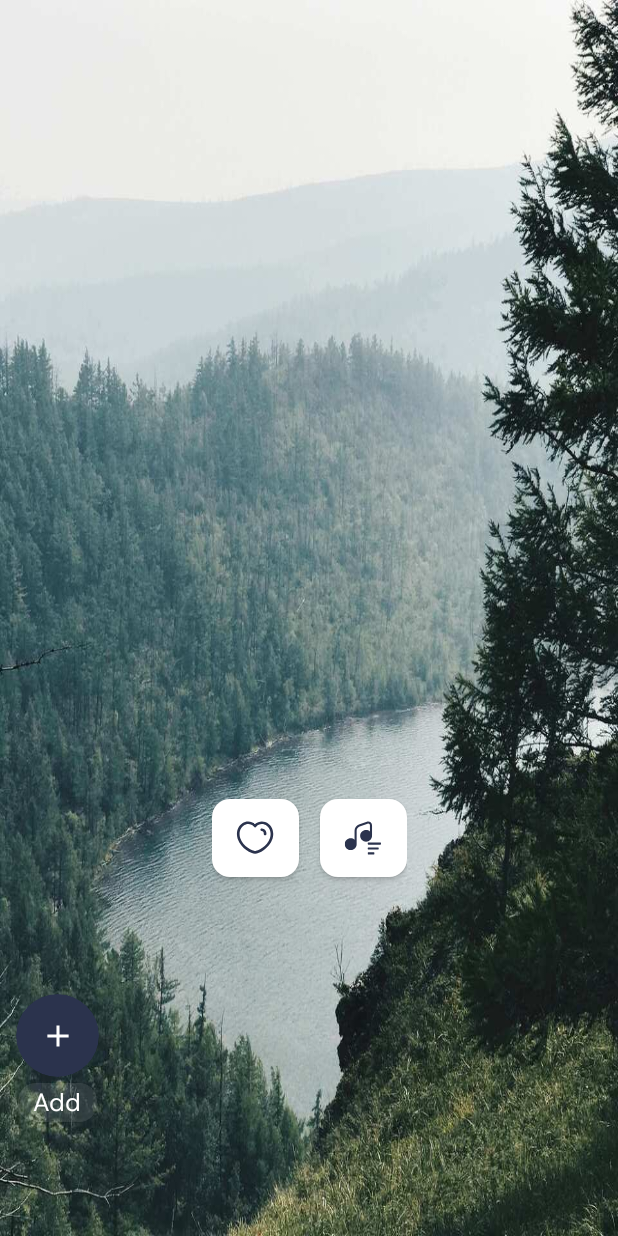
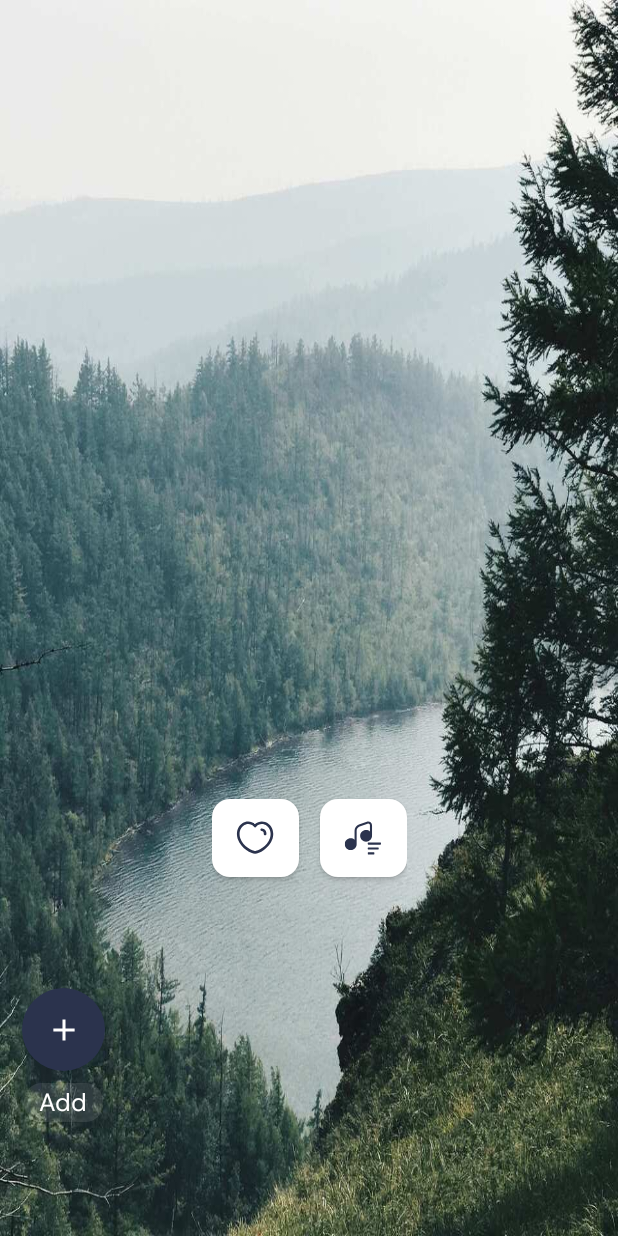
Before and after one commit to DmytroDyshuk/MotivationApp, an Android app: the screen it shows after launch (AppActivity), after a tap on an icon or button, on a phone screen of 412 x 824 dp. Run offline under Robolectric (Android 15) with nearby library versions, the phone set to English and light mode, and no system bars; our stand-ins replace Dagger/Hilt's generated code, Room's generated code, Timber, sdp/ssp sizes; libraries missing offline, so code that uses them is left out: com.github.anrwatchdog, dev.chrisbanes.insetter; pictures from the network do not load; 5 statements that could not run were skipped.

Commit message:
FavouriteSoundListAdapter updated, SoundPlayer code refactoring

```diff
--- a/app/src/main/java/com/motivation/affirmations/data/repository/SoundCategoryRepositoryImpl.kt
+++ b/app/src/main/java/com/motivation/affirmations/data/repository/SoundCategoryRepositoryImpl.kt
@@ -18,7 +18,7 @@ import javax.inject.Inject
 import javax.inject.Singleton
 
 @Singleton
-class SoundCategoryRepositoryImpl@Inject constructor(
+class SoundCategoryRepositoryImpl @Inject constructor(
     private val soundCategoryApi: SoundCategoryApi,
     private val soundCategoryDao: SoundCategoryDao,
     @IoDispatcher private val ioDispatcher: CoroutineDispatcher
--- a/app/src/main/java/com/motivation/affirmations/domain/model/Sound.kt
+++ b/app/src/main/java/com/motivation/affirmations/domain/model/Sound.kt
@@ -14,7 +14,8 @@ data class Sound(
     val id: Int,
     val locked: Boolean,
     val objectId: String,
-    var isFavorite: Boolean = false
+    var isFavorite: Boolean = false,
+    var soundProgress: Int = 0
 )
 
 fun Sound.asEntity(): SoundEntity {
--- a/app/src/main/java/com/motivation/affirmations/ui/fragments/background_music/ui_state/BackgroundMusicUiState.kt
+++ b/app/src/main/java/com/motivation/affirmations/ui/fragments/background_music/ui_state/BackgroundMusicUiState.kt
@@ -2,5 +2,6 @@ package com.motivation.affirmations.ui.fragments.background_music.ui_state
 
 
 data class BackgroundMusicUiState(
-    val errorMessage: String? = null
+    val errorMessage: String? = null,
+    val soundCompleted: Boolean? = null
 )
--- a/app/src/main/java/com/motivation/affirmations/ui/fragments/main/HomeFragment.kt
+++ b/app/src/main/java/com/motivation/affirmations/ui/fragments/main/HomeFragment.kt
@@ -18,7 +18,6 @@ import com.motivation.affirmations.ui.core.adapters.favourite_sounds.FavouriteSo
 import com.motivation.affirmations.ui.core.adapters.SpaceItemDecoration
 import com.motivation.affirmations.ui.core.adapters.favourite_sounds.FavouriteSoundItemClickListener
 import com.motivation.affirmations.ui.fragments.ViewBindingFragment
-import com.motivation.affirmations.util.helpers.sounds_player.SoundPlayer
 import com.motivation.app.R
 import com.motivation.app.databinding.FragmentHomeBinding
 import dagger.hilt.android.AndroidEntryPoint
@@ -51,16 +50,7 @@ class HomeFragment : ViewBindingFragment<FragmentHomeBinding>(), FavouriteSoundI
     override fun onStop() {
         super.onStop()
         isTuneExpanded = !isTuneExpanded
-        if (SoundPlayer.isPlaying()) {
-            SoundPlayer.stop()
-        }
-    }
-
-    override fun onResume() {
-        super.onResume()
-        SoundPlayer.setOnCompletionListener {
-            favouriteSoundsAdapter.updateUiOnSoundCompletion()
-        }
+        viewModel.stopSound()
     }
 
     override fun setListeners() {
@@ -81,6 +71,23 @@ class HomeFragment : ViewBindingFragment<FragmentHomeBinding>(), FavouriteSoundI
                 }
             }
         }
+
+        viewModel.viewModelScope.launch {
+            viewLifecycleOwner.repeatOnLifecycle(Lifecycle.State.STARTED) {
+                viewModel.soundProgress.collect {
+                    if (favouriteSoundsAdapter.currentList.isNotEmpty()) {
+                        favouriteSoundsAdapter.updateSoundProgress(currentPlayingPosition, it)
+                        favouriteSoundsAdapter.notifyDataSetChanged()
+                    }
+                }
+            }
+        }
+
+        viewModel.onSoundCompleted.observe(viewLifecycleOwner) {
+            if (it == true) {
+                favouriteSoundsAdapter.updateUiOnSoundCompletion()
+            }
+        }
     }
 
     private fun initSoundsListAdapter() {
@@ -91,10 +98,11 @@ class HomeFragment : ViewBindingFragment<FragmentHomeBinding>(), FavouriteSoundI
             right = 16,
             bottom = 0,
             addSpaceAboveFirstItem = true,
-            addSpaceBelowLastItem = true
+            addSpaceBelowLastItem = false
         )
         binding.apply {
-            rvFavouriteSounds.layoutManager = LinearLayoutManager(requireContext(), LinearLayoutManager.HORIZONTAL, false)
+            rvFavouriteSounds.layoutManager =
+                LinearLayoutManager(requireContext(), LinearLayoutManager.HORIZONTAL, false)
             rvFavouriteSounds.adapter = favouriteSoundsAdapter
             rvFavouriteSounds.addItemDecoration(spaceDecoration)
         }
@@ -135,21 +143,11 @@ class HomeFragment : ViewBindingFragment<FragmentHomeBinding>(), FavouriteSoundI
     }
 
     override fun onSoundClicked(sound: Sound, position: Int) {
-        if (position == currentPlayingPosition) {
-            if (SoundPlayer.isPlaying()) {
-                SoundPlayer.stop()
-            } else {
-                SoundPlayer.play(sound.soundName, SoundPlayer.SoundPlayType.FULL)
-            }
-        } else {
-            if (SoundPlayer.isPlaying()) {
-                SoundPlayer.stop()
-            }
-
-            currentPlayingPosition = position
-            SoundPlayer.play(sound.soundName, SoundPlayer.SoundPlayType.FULL)
+        viewModel.playSound(sound.soundName)
+        if (position != currentPlayingPosition) {
             favouriteSoundsAdapter.notifyDataSetChanged()
         }
+        currentPlayingPosition = position
     }
 
     override fun onAddSoundClicked() {
--- a/app/src/main/java/com/motivation/affirmations/ui/fragments/main/HomeViewModel.kt
+++ b/app/src/main/java/com/motivation/affirmations/ui/fragments/main/HomeViewModel.kt
@@ -1,9 +1,14 @@
 package com.motivation.affirmations.ui.fragments.main
 
+import androidx.lifecycle.LiveData
+import androidx.lifecycle.MutableLiveData
 import androidx.lifecycle.viewModelScope
 import com.motivation.affirmations.domain.repository.SoundRepository
 import com.motivation.affirmations.ui.core.BaseViewModel
 import com.motivation.affirmations.ui.fragments.main.ui_state.HomeUiState
+import com.motivation.affirmations.util.helpers.sounds_player.SoundCompletionListener
+import com.motivation.affirmations.util.helpers.sounds_player.SoundPlayType
+import com.motivation.affirmations.util.helpers.sounds_player.SoundPlayer
 import dagger.hilt.android.lifecycle.HiltViewModel
 import kotlinx.coroutines.flow.MutableStateFlow
 import kotlinx.coroutines.flow.StateFlow
@@ -17,13 +22,19 @@ import javax.inject.Inject
  */
 @HiltViewModel
 class HomeViewModel @Inject constructor(
-    private val soundRepository: SoundRepository
-) : BaseViewModel() {
+    private val soundRepository: SoundRepository,
+    private val soundPlayer: SoundPlayer
+) : BaseViewModel(), SoundCompletionListener {
 
     private val _uiState = MutableStateFlow(HomeUiState())
     val uiState: StateFlow<HomeUiState> = _uiState.asStateFlow()
 
+    private val _onSoundCompleted = MutableLiveData<Boolean>()
+    val onSoundCompleted: LiveData<Boolean> = _onSoundCompleted
+
     private val favouriteSoundFlow = soundRepository.getFavouriteSoundsFlow()
+
+    val soundProgress = soundPlayer.soundProgressFlow
 
     init {
         viewModelScope.launch {
@@ -51,4 +62,18 @@ class HomeViewModel @Inject constructor(
         }
     }
 
+    fun playSound(soundName: String) {
+        viewModelScope.launch {
+            soundPlayer.play(soundName, SoundPlayType.FULL, this@HomeViewModel)
+        }
+    }
+
+    fun stopSound() {
+        soundPlayer.stop()
+    }
+
+    override fun onSoundComplete() {
+        _onSoundCompleted.value = true
+    }
+
 }
--- /dev/null
+++ b/app/src/main/java/com/motivation/affirmations/util/helpers/sounds_player/SoundCompletionListener.kt
@@ -0,0 +1,5 @@
+package com.motivation.affirmations.util.helpers.sounds_player
+
+interface SoundCompletionListener {
+    fun onSoundComplete()
+}
--- /dev/null
+++ b/app/src/main/java/com/motivation/affirmations/util/helpers/sounds_player/SoundPlayType.kt
@@ -0,0 +1,6 @@
+package com.motivation.affirmations.util.helpers.sounds_player
+
+enum class SoundPlayType {
+    PREVIEW,
+    FULL
+}
--- a/app/src/main/res/layout/item_add_favourite_sound.xml
+++ b/app/src/main/res/layout/item_add_favourite_sound.xml
@@ -2,40 +2,41 @@
 <LinearLayout
     xmlns:android="http://schemas.android.com/apk/res/android"
     xmlns:app="http://schemas.android.com/apk/res-auto"
-    android:orientation="vertical"
     android:layout_width="wrap_content"
     android:layout_height="wrap_content"
+    android:orientation="vertical"
     android:gravity="center">
 
-    <com.google.android.material.card.MaterialCardView
-        android:id="@+id/mcv_add_sound_icon"
-        style="@style/Widget.Motivation.CircleCardView">
+    <androidx.constraintlayout.widget.ConstraintLayout
+        android:id="@+id/cl_add_sound"
+        android:layout_width="wrap_content"
+        android:layout_height="wrap_content">
 
-        <androidx.constraintlayout.widget.ConstraintLayout
-            android:layout_width="match_parent"
-            android:layout_height="match_parent">
+        <com.google.android.material.imageview.ShapeableImageView
+            android:id="@+id/iv_background"
+            android:layout_width="55dp"
+            android:layout_height="55dp"
+            app:shapeAppearanceOverlay="@style/ShapeAppearanceOverlay.App.CornerSize50Percent"
+            android:background="?attr/colorOnPrimary"
+            android:src="@drawable/vector_add_icon"
+            android:scaleType="centerInside"
+            android:contentDescription="@string/content_description_add_sound_icon"
+            app:layout_constraintTop_toTopOf="parent"
+            app:layout_constraintBottom_toBottomOf="parent"
+            app:layout_constraintStart_toStartOf="parent"
+            app:layout_constraintEnd_toEndOf="parent" />
 
-            <ImageView
-                android:id="@+id/iv_background_image"
-                android:layout_width="match_parent"
-                android:layout_height="match_parent"
-                android:scaleType="centerCrop"
-                android:contentDescription="@string/content_description_background_image" />
+        <com.google.android.material.progressindicator.CircularProgressIndicator
+            android:layout_width="wrap_content"
+            android:layout_height="wrap_content"
+            android:visibility="invisible"
+            style="@style/Widget.Motivation.CircularProgressIndicator"
+            app:layout_constraintTop_toTopOf="@id/iv_background"
+            app:layout_constraintBottom_toBottomOf="@id/iv_background"
+            app:layout_constraintStart_toStartOf="@id/iv_background"
+            app:layout_constraintEnd_toEndOf="@id/iv_background" />
 
-            <ImageView
-                android:id="@+id/iv_play_pause_icon"
-                android:layout_width="wrap_content"
-                android:layout_height="wrap_content"
-                android:src="@drawable/vector_add_icon"
-                android:contentDescription="@string/content_description_add_pause_icon"
-                app:layout_constraintStart_toStartOf="parent"
-                app:layout_constraintEnd_toEndOf="parent"
-                app:layout_constraintTop_toTopOf="parent"
-                app:layout_constraintBottom_toBottomOf="parent" />
-
-        </androidx.constraintlayout.widget.ConstraintLayout>
-
-    </com.google.android.material.card.MaterialCardView>
+    </androidx.constraintlayout.widget.ConstraintLayout>
 
     <TextView
         android:id="@+id/tv_sound_name"
--- a/app/src/main/res/values/strings.xml
+++ b/app/src/main/res/values/strings.xml
@@ -14,7 +14,8 @@
     <!-- endregion-->
 
     <!-- region ContentDescription -->
-    <string name="content_description_add_pause_icon">Add or pause icon</string>
+    <string name="content_description_play_pause_icon">Play or pause icon</string>
+    <string name="content_description_add_sound_icon">Add sound</string>
     <string name="content_description_background_image">Background image</string>
     <string name="content_description_sound_image">Sound image</string>
     <string name="content_description_sound_playback_image">Sound playback image</string>
--- a/app/src/main/res/values/styles.xml
+++ b/app/src/main/res/values/styles.xml
@@ -21,6 +21,14 @@
     <!-- region ProgressBar -->
     <style name="Widget.Motivation.ProgressBar" parent="Widget.AppCompat.ProgressBar">
 
+    </style>
+
+    <style name="Widget.Motivation.CircularProgressIndicator" parent="Widget.MaterialComponents.CircularProgressIndicator">
+        <item name="indicatorSize">55dp</item>
+        <item name="trackThickness">2dp</item>
+        <item name="indicatorColor">@color/jungle_green</item>
+        <item name="trackColor">#CCC</item>
+        <item name="trackCornerRadius">8dp</item>
     </style>
     <!-- endregion -->
 
@@ -126,7 +134,9 @@
     <!-- endregion -->
 
     <!--  region ShapeAppearance  -->
-
+    <style name="ShapeAppearanceOverlay.App.CornerSize50Percent" parent="">
+        <item name="cornerSize">50%</item>
+    </style>
     <!-- endregion -->
 
 </resources>
```
Also changed, not shown: app/src/main/java/com/motivation/affirmations/ui/core/adapters/favourite_sounds/FavouriteSoundsListAdapter.kt (+17 -20 lines), app/src/main/java/com/motivation/affirmations/ui/core/adapters/sounds/SoundsListAdapter.kt (+5 -7 lines), app/src/main/java/com/motivation/affirmations/ui/fragments/background_music/BackgroundMusicFragment.kt (+32 -15 lines), app/src/main/java/com/motivation/affirmations/ui/fragments/background_music/BackgroundMusicViewModel.kt (+24 -2 lines), app/src/main/java/com/motivation/affirmations/util/helpers/sounds_player/SoundPlayer.kt (+58 -76 lines), app/src/main/res/drawable/circle_shape.xml (deleted, +0 -11 lines), app/src/main/res/drawable/circular_progress_bar.xml (deleted, +0 -18 lines), app/src/main/res/layout/list_item_favourite_sound.xml (+28 -38 lines).
